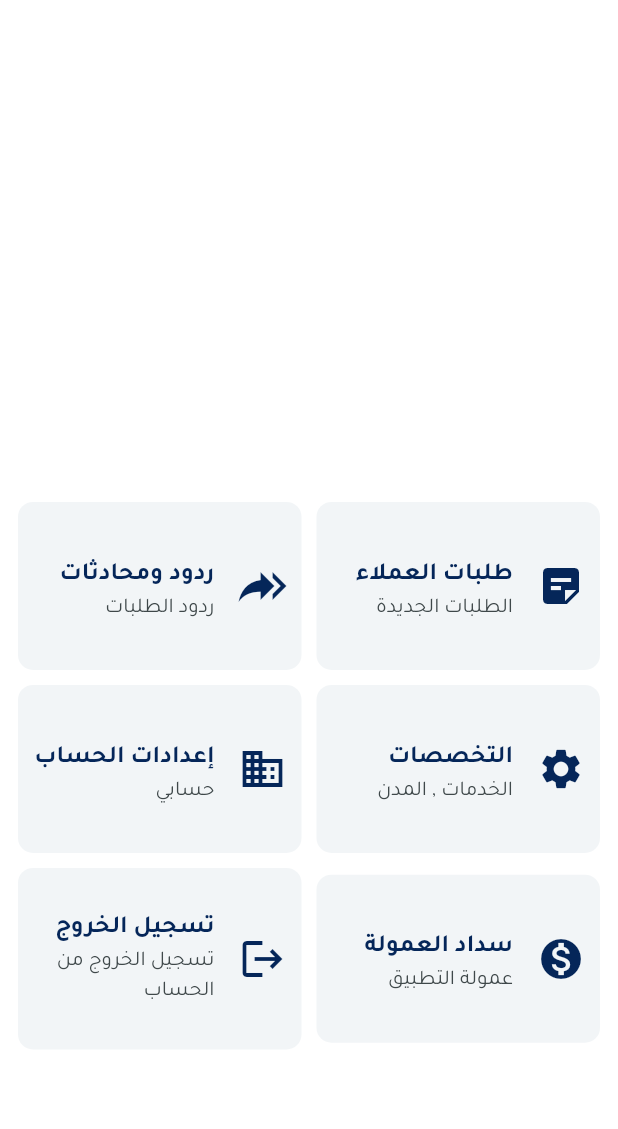
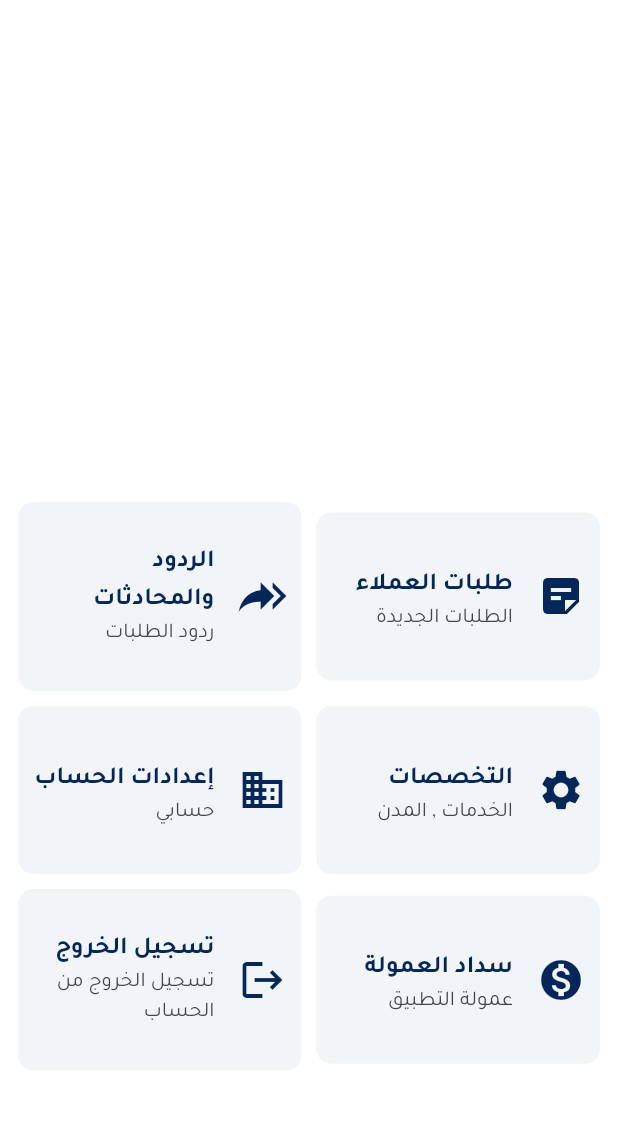
Before and after one commit to Ahmedsayed732004444/car-mobile, a Flutter app: the HomeVendorPage screen opened directly, on a phone screen of 412 x 824 dp, the part 77-1206 px from its top. Run offline on Flutter 3.47's test engine with Material 3 defaults, Android fonts, the light colour scheme and no system bars; drawn by our look-alikes of carousel_slider; our stand-ins replace another_flushbar, badges, cached_network_image, device_info_plus, dropdown_search, firebase_core and 14 more; missing offline and left inert: dart:ffi; accounts and stored records are empty; network calls fail.

Commit message:
style: change 'ردود الشركة' to 'الردود والمحادثات'

```diff
--- a/lib/features/vendor/home/screens/home_vendor_page.dart
+++ b/lib/features/vendor/home/screens/home_vendor_page.dart
@@ -84,7 +84,7 @@ class _HomeVendorPageState extends State<HomeVendorPage> {
                 child: SectionBadgeWidget(
                   categoryKey: 'conversations',
                   child: DashboardItemHome(
-                    title: 'ردود ومحادثات',
+                    title: 'الردود والمحادثات',
                     subTitle: 'ردود الطلبات',
                     icon: const Icon(Icons.reply_all_outlined, color: AppColor.primaryColor, size: 32),
                     onTap: (){
--- a/lib/features/vendor/responses/screens/my_response_request_screen.dart
+++ b/lib/features/vendor/responses/screens/my_response_request_screen.dart
@@ -53,7 +53,7 @@ class _MyResponseRequestScreenState extends State<MyResponseRequestScreen> {
     return Scaffold(
       appBar: AppBar(
         backgroundColor: Colors.white,
-        title: Text("ردود الشركة", style: txtMedium05,),
+        title: Text("الردود والمحادثات", style: txtMedium05,),
         leading: ArrowBackWidget(myContext: context),
         centerTitle: true,
         elevation: 0,
```
